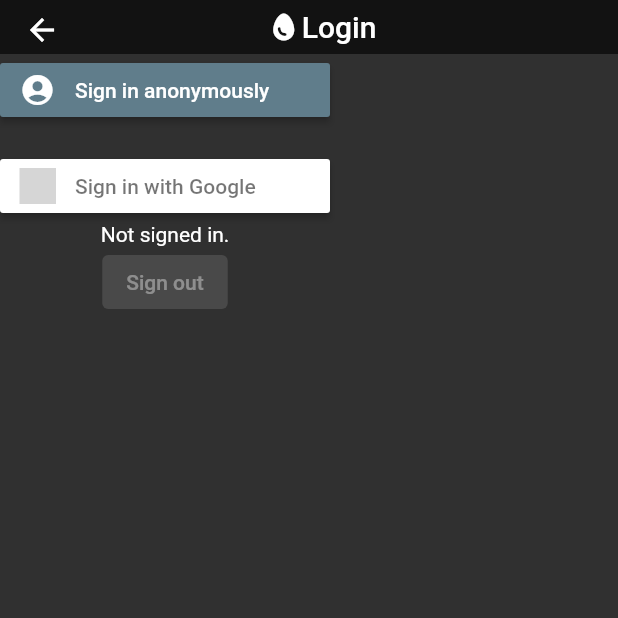
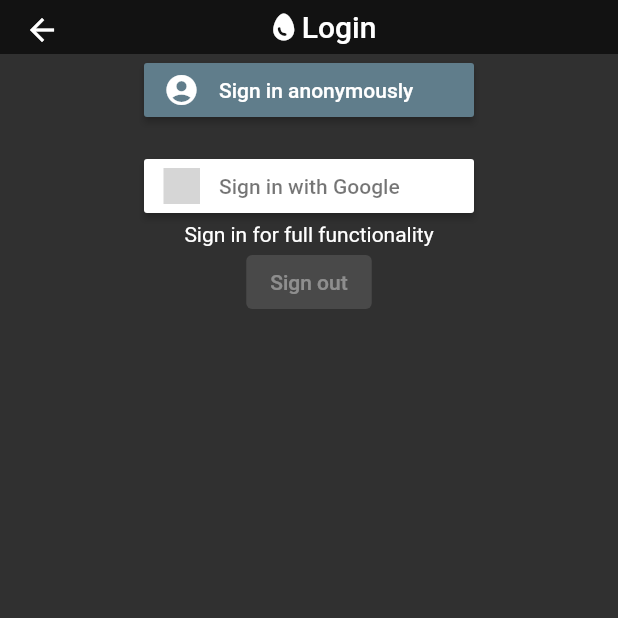
Before and after one commit to ericbrehme/perfegged, a Flutter app: the screen it shows after launch, on a phone screen of 412 x 824 dp, the top half of it. Run offline on Flutter 3.47's test engine with Material 2 defaults, Android fonts, the phone set to English and light mode, and no system bars; our stand-ins replace cloud_firestore, firebase_auth, firebase_core, flutter_signin_button, google_sign_in, location and 3 more; missing offline and left inert: flutter_ringtone_player; accounts and stored records are empty; statements that could not run were skipped; grey boxes are pictures that could not be loaded.

Commit message:
Co-authored-by: KevinKnippschild <KevinKnippschild@users.noreply.github.com>

```diff
--- a/lib/about.dart
+++ b/lib/about.dart
@@ -15,9 +15,9 @@
           textDirection: TextDirection.ltr,
           children: [
             aboutEntry(context, title: "Version", value: "1.0"),
-            Divider(),
+            const Divider(),
             aboutEntry(context, title: "Authors", value: "Kevin Knippschild & Eric Brehme"),
-            Divider(),
+            const Divider(),
             Flexible(
               child: Text(
                 "Entwickelt für das Semesterprojekt des Kurses Mobile Systeme im Wintersemester 22/23 an der FH-Kiel",
--- a/lib/dataclasses/appstate.dart
+++ b/lib/dataclasses/appstate.dart
@@ -44,22 +44,6 @@
   FirebaseFirestore? get getFireStoreInstance => fireStoreInstance;
   set setFireStoreInstance(FirebaseFirestore? fSInstance) => fireStoreInstance = fSInstance;
 
-/*   AppState() {
-    //redundant?
-    if (user == null) {
-      //print(user!.uid);
-      //initPreset();
-    } else {
-      if (fireStoreInstance != null) {
-        getDBPresets();
-      }
-    }
-  } */
-/*
-  notify() {
-    notifyListeners();
-  }
- */
   static Future? _initDone;
   static Future? get initializingDone => _initDone;
 
@@ -74,7 +58,7 @@
 
   void getDBPresets() async {
     await fireStoreInstance!.collection("users").doc(user!.uid).get().then((event) {
-      print("${event.data()}");
+      //print("${event.data()}");
     });
   }
 }
--- a/lib/dataclasses/preset.dart
+++ b/lib/dataclasses/preset.dart
@@ -43,7 +43,7 @@
     num time = calculateTimeWeight();
     minutes = time.toInt();
     seconds = ((time - minutes) * 60).toInt();
-    print("time(mm:ss)  ${minutes.toString()}:${seconds.toString()}");
+    //print("time(mm:ss)  ${minutes.toString()}:${seconds.toString()}");
   }
 
   String calcEggSize() {
@@ -65,23 +65,21 @@
   double calculateTimeSize() {
     double time;
     time = (0.0152 * math.pow(eggCircumference, 2)) * math.log(2 * (envTemp - waterTemp) / (yolkTemp - waterTemp));
-    print("time  ${time.toString()}");
+    // print("time  ${time.toString()}");
     return time;
   }
 
   double calculateTimeWeight() {
     double time;
     time = (0.451 * math.pow(eggWeight, 2 / 3)) * math.log(0.76 * (envTemp - waterTemp) / (yolkTemp - waterTemp));
-    print("time  ${time.toString()}");
+    // print("time  ${time.toString()}");
     return time;
   }
 
   double calculateWaterTemp() {
     //returns boiling temperature of water in C° for a given pressure
-    //num pressureAtElevation = pressure * (math.pow((1 - 6.5 * elevation) / 288150, 5.255));
-    //print(pressureAtElevation);
     double temp = 1730.63 / (8.07131 - (math.log(pressure / 1.33322387415) / math.ln10)) - 233.426;
-    print("temperature  ${temp.toString()}");
+    // print("temperature  ${temp.toString()}");
     return temp;
   }
 
@@ -120,9 +118,7 @@
 
 double calculateWaterTemp(num pressure) {
   //returns boiling temperature of water in C° for a given pressure
-  //num pressureAtElevation = pressure * (math.pow((1 - 6.5 * elevation) / 288150, 5.255));
-  //print(pressureAtElevation);
   double temp = 1730.63 / (8.07131 - (math.log(pressure / 1.33322387415) / math.ln10)) - 233.426;
-  print("temperature  ${temp.toString()}");
+  // print("temperature  ${temp.toString()}");
   return temp;
 }
--- a/lib/functional_elements/appbar.dart
+++ b/lib/functional_elements/appbar.dart
@@ -15,7 +15,6 @@
             ],
           ),
           centerTitle: true,
-          // backgroundColor: Colors.grey[700],
           elevation: 0,
           toolbarHeight: 36
         );
--- a/lib/functional_elements/countdown_progress_indicator.dart
+++ b/lib/functional_elements/countdown_progress_indicator.dart
@@ -154,8 +154,6 @@
             child: CircularProgressIndicator(
               strokeWidth: widget.strokeWidth,
               backgroundColor: widget.backgroundColor,
-              //backgroundColor: Gradient.radial(Colors.yellow, 30, Colors.orange),
-              //backgroundColor: RadialGradient(colors: [Colors.yellow, Colors.orange]),
               valueColor: AlwaysStoppedAnimation<Color>(widget.valueColor),
               value: _animation.value / widget.duration,
             ),
--- a/lib/help.dart
+++ b/lib/help.dart
@@ -20,7 +20,7 @@
                 style: Theme.of(context).textTheme.headline5)
             ),
             Padding(
-              padding: EdgeInsets.fromLTRB(8, 0, 8, 16),
+              padding: const EdgeInsets.fromLTRB(8, 0, 8, 16),
               child: Text(
                 "The app requires certain parameters to calculate the exact cooking time for your desired egg consistency. "
                 "These values can be adjusted by using the sliders on the homescreen and can be saved for later use if you are logged in.",
@@ -80,7 +80,7 @@
                 style: Theme.of(context).textTheme.bodyText1
               ),
             ),
-            SizedBox(
+            const SizedBox(
               height: 36,
             )
           ],
--- a/lib/main.dart
+++ b/lib/main.dart
@@ -8,10 +8,11 @@
 import 'package:perfegged/myLogin.dart';
 import 'package:perfegged/navigation.dart';
 import 'package:perfegged/presets.dart';
-import 'package:perfegged/permissions.dart';
 import 'package:firebase_core/firebase_core.dart';
 import 'package:permission_handler/permission_handler.dart';
 import 'package:provider/provider.dart';
+
+import 'dataclasses/auth.dart';
 
 void main() async {
   WidgetsFlutterBinding.ensureInitialized();
@@ -26,9 +27,11 @@
     // user manually enable it in the system settings.
     openAppSettings();
   }
-  print(statuses[Permission.location]);
+  // print(statuses[Permission.location]);
   AppState.init();
+  Auth.init();
   await AppState.initializingDone;
+  await Auth.initializingDone;
   runApp(const MyApp());
 }
 
@@ -42,10 +45,12 @@
       DeviceOrientation.portraitUp,
       DeviceOrientation.portraitDown
     ]);
+    // print(AppState.user.toString());
     return ListenableProvider<AppState>(
         create: (context) => AppState(),
         child: MaterialApp(
-          initialRoute: '/login',
+          //initialRoute: '/login',
+          initialRoute: AppState.user == null ? '/login': '/homescreen_setup',
           routes: {
             '/': (context) => const HomescreenSetup(),
             '/homescreen_setup': (context) => const HomescreenSetup(),
@@ -55,7 +60,6 @@
             '/navigation': (context) => const Navigation(),
             '/help': (context) => const Help(),
             '/login': (context) => const MyLogin(),
-            '/permissions': (context) => const Permissions()
           },
           title: 'Perfegged',
           theme: ThemeData(
--- a/lib/myLogin.dart
+++ b/lib/myLogin.dart
@@ -4,8 +4,8 @@
 import 'package:google_sign_in/google_sign_in.dart';
 import 'package:perfegged/dataclasses/appstate.dart';
 import 'package:perfegged/functional_elements/appbar.dart';
-import 'package:cloud_firestore/cloud_firestore.dart';
 import 'package:provider/provider.dart';
+import 'package:perfegged/dataclasses/auth.dart';
 
 import 'dataclasses/preset.dart';
 
@@ -17,20 +17,19 @@
 
 class _MyLoginState extends State<MyLogin> {
   User? user; // track the authenticated user here
-
-  final _emailInput = TextEditingController(text: 'example@mail.com');
-  final _passInput = TextEditingController(text: 'password');
-  final db = FirebaseFirestore.instance;
+  final db = Auth.fireStoreInstance;
 
   @override
   void initState() {
     super.initState();
-    FirebaseAuth.instance.authStateChanges().listen((User? user) async {
+    Auth.firebaseAuth!.authStateChanges().listen((User? user) async {
       Provider.of<AppState>(context, listen: false).setUser = user;
       AppState.fireStoreInstance = db;
+      if (mounted) {
         setState(() => this.user = user);
+      }
       if (user != null) {
-        final ref = db.collection('users').doc(user.uid).collection('presets').withConverter(
+        final ref = db!.collection('users').doc(user.uid).collection('presets').withConverter(
               fromFirestore: Preset.fromFirestore,
               toFirestore: (Preset preset, options) => preset.toFirestore(),
             );
@@ -45,16 +44,15 @@
         } else {
           AppState.list = [];
           final queryList = snapshot.docs;
-          queryList.forEach((element) {
+          for (var element in queryList) {
             AppState.list!.add(Preset(eggWeight: element.data().eggWeight, envTemp: element.data().envTemp, yolkTemp: element.data().yolkTemp));
             AppState.list!.last.id = int.parse(element.id);
-          });
+          }
         }
       } else {
         AppState.init();
       }
     });
-    //setState(() {}); // workaround für Username null bei anonymous login
   }
 
   @override
@@ -62,6 +60,7 @@
     return Scaffold(
       appBar: MyAppBar(title: 'Login'),
       body: SingleChildScrollView(
+          child: Center(
             child: Column(
               children: [
                 SignInButtonBuilder(
@@ -70,32 +69,6 @@
                   onPressed: () async => loginAnonymously(),
                   backgroundColor: Colors.blueGrey
                 ),
-/*
-          SignInButton(
-            Buttons.Email,
-            onPressed: () => loginWithEmail(_emailInput.text, _passInput.text)
-          ),
-          const SizedBox(height: 16),
-          Row(
-            mainAxisAlignment: MainAxisAlignment.spaceEvenly,
-            children: [
-              SizedBox(
-                width: 150,
-                child: TextField(
-                  controller: _emailInput,
-                  decoration: const InputDecoration(hintText: 'Email')
-                )
-              ),
-              SizedBox(
-                width: 150,
-                child: TextField(
-                  controller: _passInput,
-                  obscureText: true,
-                  decoration: const InputDecoration(hintText: 'Password')
-                )
-              ),
-          ]),
-*/
                 const SizedBox(height: 16),
                 SignInButton(
                   Buttons.Google,
@@ -108,13 +81,15 @@
                   child: const Text('Sign out')
                 )
               ],
-      )),
+            ),
+          )
+        ),
     );
   }
 
   Widget userInfo() {
     if (user == null) {
-      return const Text('Not signed in.');
+      return const Text('Sign in for full functionality');
     } else {
       User user = this.user!;
       if (user.isAnonymous) {
@@ -128,30 +103,17 @@
   }
 
   Future<UserCredential> loginAnonymously() {
-    return FirebaseAuth.instance.signInAnonymously();
+    return Auth.firebaseAuth!.signInAnonymously();
   }
-
-/*
-  Future<UserCredential?> loginWithEmail(String email, String pass) async {
-    try {
-      return await FirebaseAuth.instance.signInWithEmailAndPassword(email: email, password: pass);
-    } on FirebaseAuthException catch (e) {
-      if (e.code == 'user-not-found') {
-        print('No user found for that email.');
-      } else if (e.code == 'wrong-password') {
-        print('Wrong password provided for that user.');
-      }
-      return Future.value(null);
-    }
-  }
-*/
 
   Future<UserCredential> loginWithGoogle() async {
     final GoogleSignInAccount? googleUser = await GoogleSignIn().signIn();
     final GoogleSignInAuthentication googleAuth = await googleUser!.authentication;
     final credential = GoogleAuthProvider.credential(accessToken: googleAuth.accessToken, idToken: googleAuth.idToken);
-    return await FirebaseAuth.instance.signInWithCredential(credential);
+    return await Auth.firebaseAuth!.signInWithCredential(credential);
   }
 
-  logout() => FirebaseAuth.instance.signOut();
+
+
+  logout() => Auth.firebaseAuth!.signOut();
 }
--- a/lib/reusable_functions/jsonparser.dart
+++ b/lib/reusable_functions/jsonparser.dart
@@ -16,7 +16,7 @@
   String uri = "https://maps.googleapis.com/maps/api/elevation/json?locations=$lat,$lon&key=AIzaSyB1qqRy07-ORTLM8QbZM3d7a1r2p6GYFCA";
   final response = await http.post(Uri.parse(uri));
   final list = jsonDecode(response.body);
-  print("Elevation: ${list['results'][0]['elevation']}");
+  // print("Elevation: ${list['results'][0]['elevation']}");
   return list['results'][0]['elevation'];
 }
 
@@ -26,6 +26,6 @@
   String uri = "https://api.openweathermap.org/data/2.5/weather?lat=$lat&lon=$lon&appid=abc40fbb218e98fa5cf8c435ac72bb3e";
   final response = await http.post(Uri.parse(uri));
   final list = jsonDecode(response.body);
-  print("Pressure: ${list['main']['pressure']}");
+  // print("Pressure: ${list['main']['pressure']}");
   return list['main']['pressure'];
 }
```
Also changed, not shown: lib/homescreen_cook.dart (+9 -6 lines), lib/homescreen_setup.dart (+7 -22 lines), 1 other file. Lines whose indentation alone changed are shown as unchanged.
